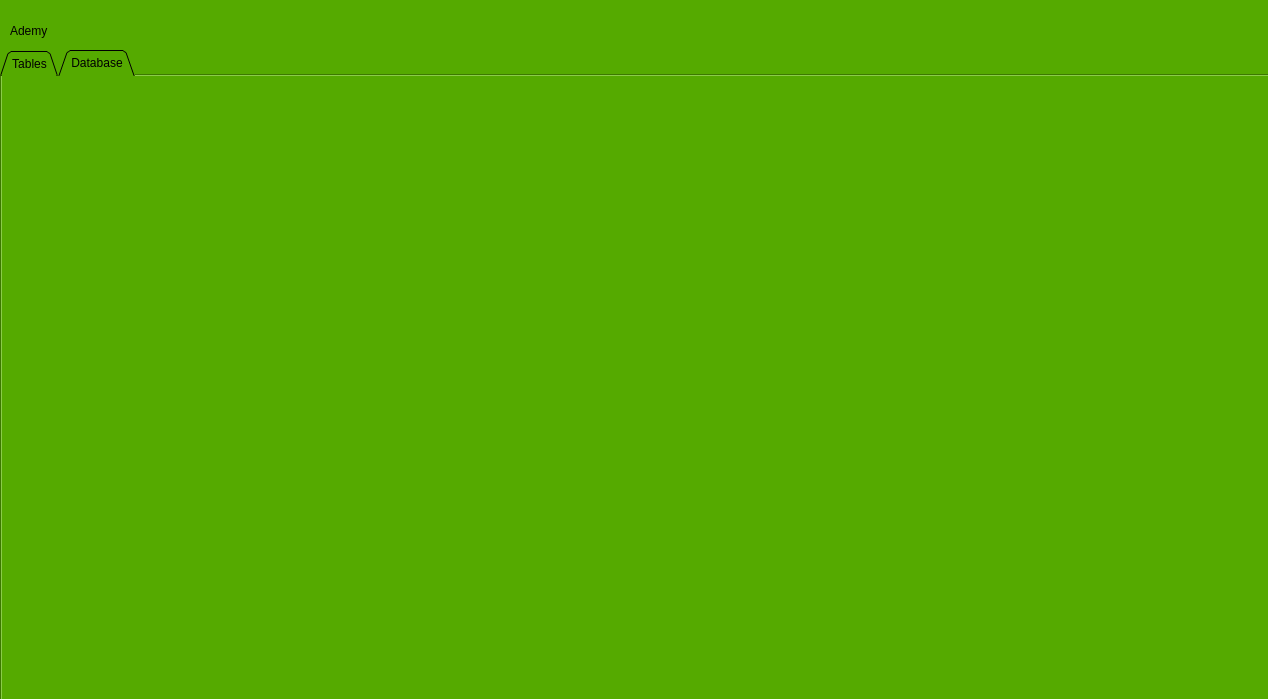
Before: the Qt Designer form ui/mainwindow.ui in Jedybox/Ademy, drawn with Qt 5.
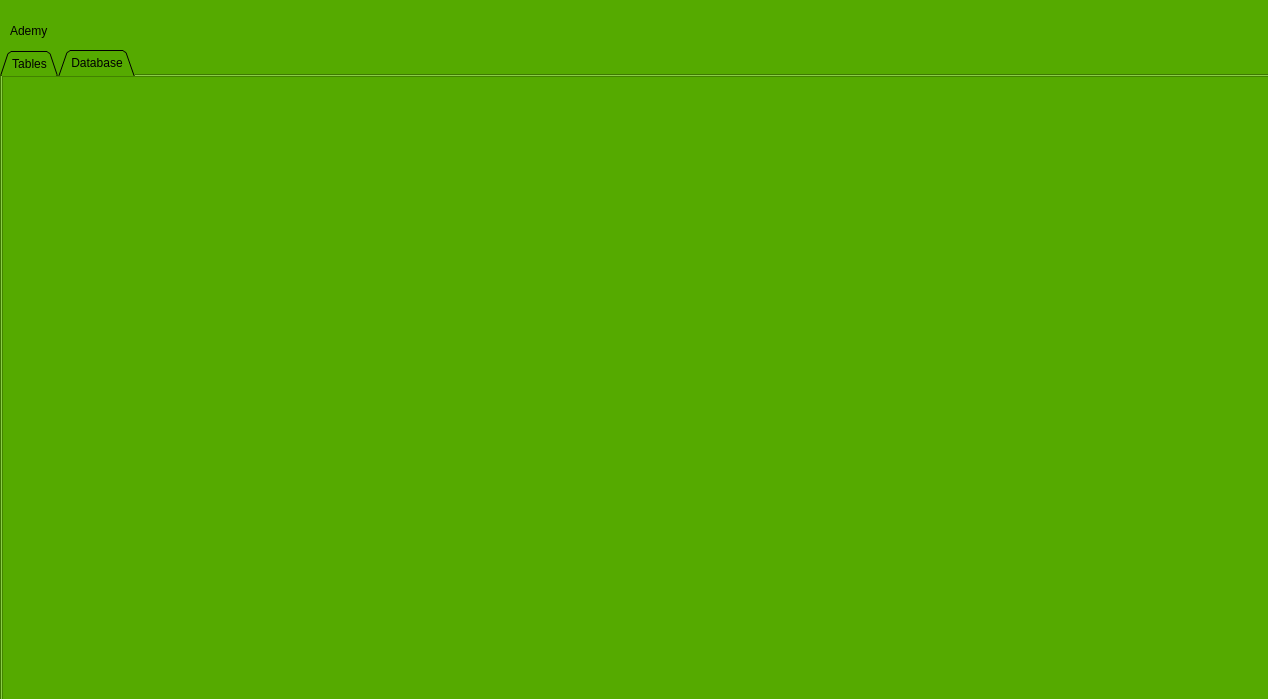
After: the same form once the commit is applied.

Commit message: Add Graph class to manage database tables and compute strongly connected components

```diff
--- a/ui/mainwindow.ui
+++ b/ui/mainwindow.ui
@@ -376,6 +376,16 @@
      <attribute name="title">
       <string>Database</string>
      </attribute>
+     <widget class="QGraphicsView" name="graphicsView">
+      <property name="geometry">
+       <rect>
+        <x>0</x>
+        <y>0</y>
+        <width>1271</width>
+        <height>631</height>
+       </rect>
+      </property>
+     </widget>
     </widget>
    </widget>
   </widget>
```
The commit also changes 2 other files.
